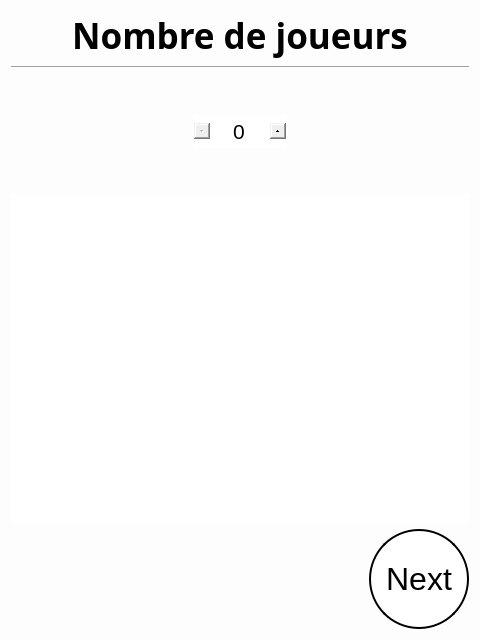
Above: SporzOBC-WAL/code/resources/player_select.ui from Eben-Epi/SporzOBC before the change. Below: the same form after it.
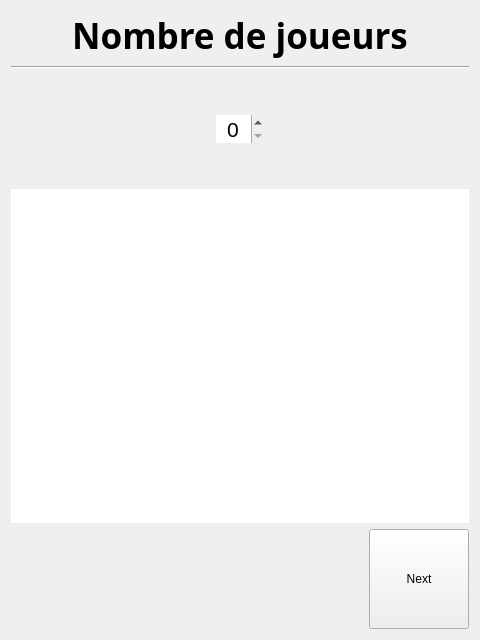
That is the form after the change.

Commit message: Changed style management of application (will need to use scratchpad pour a lot of night ui views)

The edit to the form file:
```diff
--- a/SporzOBC-WAL/code/resources/player_select.ui
+++ b/SporzOBC-WAL/code/resources/player_select.ui
@@ -19,32 +19,7 @@
   <property name="windowTitle">
    <string>Form</string>
   </property>
-  <property name="styleSheet">
-   <string notr="true">#PlayerSelect {
-	background-color: rgb(253, 253, 253);
-}
-
-QSpinBox{
-	width: 70px;
-	text-align: center;
-}
-
-QSpinBox::up-button {
-     subcontrol-origin: border;
-     subcontrol-position: right; /* position at the top right corner */
- }
-
- QSpinBox::down-button {
-     subcontrol-origin: border;
-     subcontrol-position: left; /* position at bottom right corner */
- }
-QPushButton  {
-    border: 2px solid black;
-    background-color: white;
-    padding: 10px 10px;
-    font-size: 32px;
-    border-radius: 50px;
-}</string>
+  <property name="styleSheet"><string notr="true"/>
   </property>
   <layout class="QGridLayout" name="gridLayout">
    <item row="0" column="0">
```
The commit also changes 109 other files.
